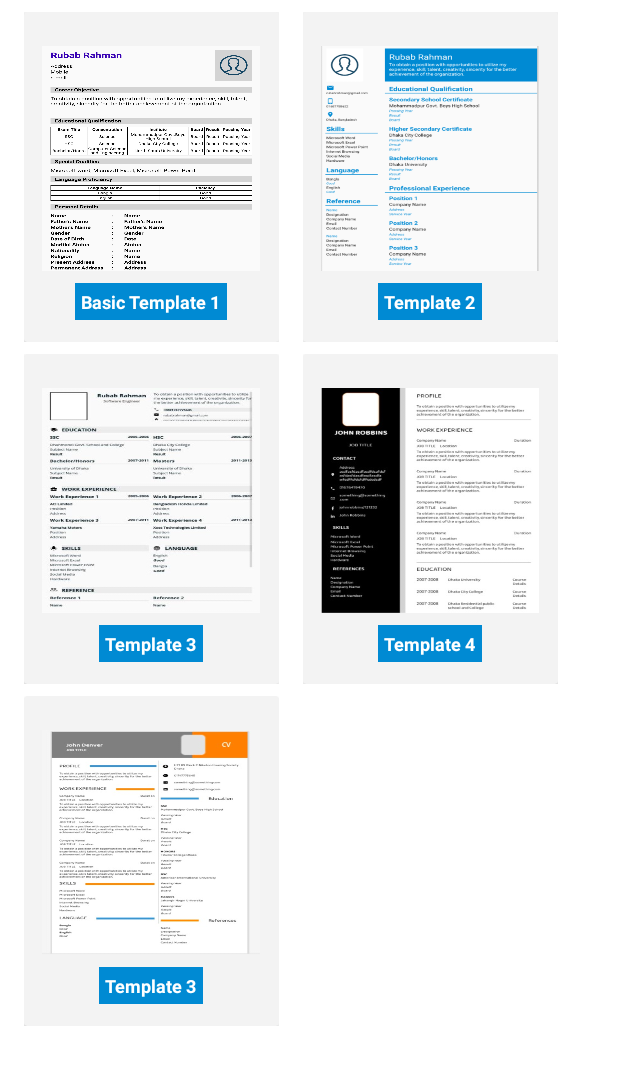
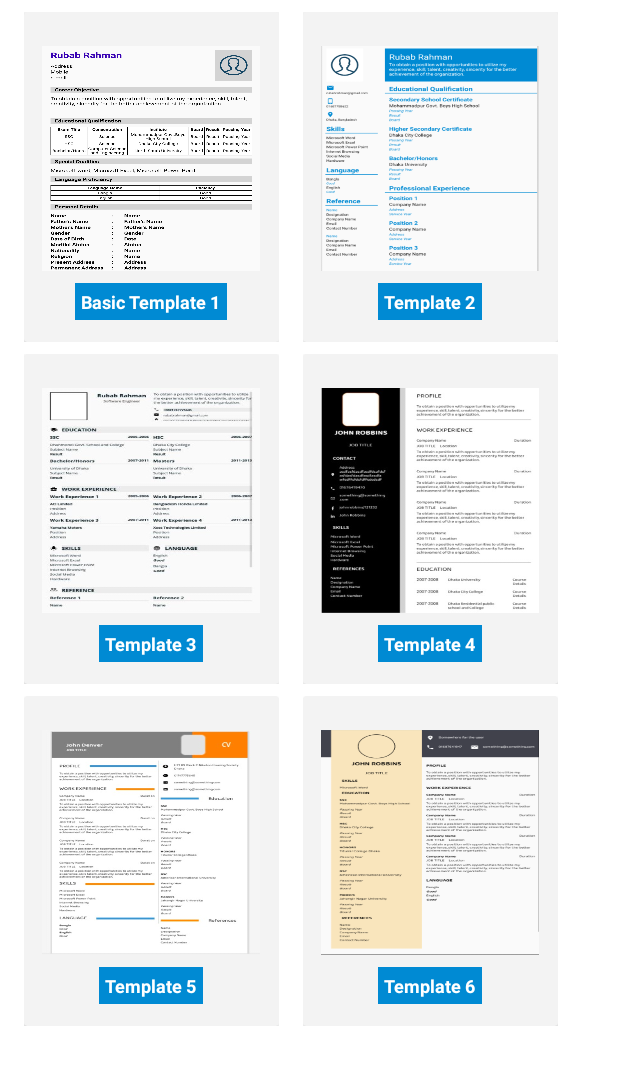
Before and after one commit to ProloySimulation/ResumeApp, an Android app: the UserProfileActivity screen opened directly, with no data from a screen before it, on a phone screen of 412 x 824 dp, the part 151-1236 px from its top. Run offline under Robolectric (Android 15) with nearby library versions, the phone set to English and light mode, and no system bars; our stand-ins replace Firebase (no records; nobody signed in at launch, a user with empty details on screens opened directly); 1 statement that could not run was skipped.

Commit message:
Working On Template6

```diff
--- a/app/src/main/java/com/cvmaster/xosstech/UserProfileActivity.java
+++ b/app/src/main/java/com/cvmaster/xosstech/UserProfileActivity.java
@@ -33,6 +33,7 @@ public class UserProfileActivity extends AppCompatActivity implements View.OnCli
     public CardView ll_BT3;
     public CardView ll_BT4;
     public CardView ll_BT5;
+    public CardView ll_BT6;
 
     DrawerLayout drawerLayout;
     ActionBarDrawerToggle toggle;
@@ -98,6 +99,9 @@ public class UserProfileActivity extends AppCompatActivity implements View.OnCli
 
         ll_BT5 = findViewById(R.id.card_temp5);
         ll_BT5.setOnClickListener(this);
+
+        ll_BT6 = findViewById(R.id.card_temp6);
+        ll_BT6.setOnClickListener(this);
     }
 
     @Override
@@ -131,6 +135,13 @@ public class UserProfileActivity extends AppCompatActivity implements View.OnCli
         }
         if (view == ll_BT5){
             ResumeTemplate.templateName = "template5";
+            finish();
+            Intent intent = new Intent(getApplicationContext(),BuildResumePart1.class);
+            startActivity(intent);
+
+        }
+        if (view == ll_BT6){
+            ResumeTemplate.templateName = "template6";
             finish();
             Intent intent = new Intent(getApplicationContext(),BuildResumePart1.class);
             startActivity(intent);
--- a/app/src/main/java/com/cvmaster/xosstech/activity/FragmentShowActivity.java
+++ b/app/src/main/java/com/cvmaster/xosstech/activity/FragmentShowActivity.java
@@ -7,6 +7,7 @@ import android.os.Bundle;
 
 import com.cvmaster.xosstech.R;
 import com.cvmaster.xosstech.fragment_template.Template5Fragment;
+import com.cvmaster.xosstech.fragment_template.Template6Fragment;
 import com.cvmaster.xosstech.fragment_template.Templete1Fragment;
 import com.cvmaster.xosstech.fragment_template.Templete2Fragment;
 import com.cvmaster.xosstech.fragment_template.Templete3Fragment;
@@ -41,5 +42,9 @@ public class FragmentShowActivity extends AppCompatActivity {
         if (value == 5){
             fragmentManager.beginTransaction().replace(R.id.containerFragemtID, new Template5Fragment()).commit();
         }
+
+        if (value == 6){
+            fragmentManager.beginTransaction().replace(R.id.containerFragemtID, new Template6Fragment()).commit();
+        }
     }
 }
--- a/app/src/main/res/layout/app_bar_main.xml
+++ b/app/src/main/res/layout/app_bar_main.xml
@@ -318,7 +318,7 @@
                                     android:layout_width="wrap_content"
                                     android:layout_height="wrap_content"
                                     android:layout_marginTop="8dp"
-                                    android:text="Template 3"
+                                    android:text="Template 5"
                                     android:background="@color/colorPrimary1"
                                     android:padding="4dp"
                                     android:textStyle="bold"
@@ -327,6 +327,57 @@
                             </LinearLayout>
                         </androidx.cardview.widget.CardView>
                     </LinearLayout>
+
+                    <LinearLayout
+                        android:id="@+id/ll_BT6"
+                        android:layout_width="wrap_content"
+                        android:layout_height="wrap_content"
+                        android:clipToPadding="false"
+                        android:orientation="horizontal"
+                        android:layout_marginTop="8dp"
+                        android:layout_marginLeft="16dp"
+                        android:gravity="center">
+
+                        <androidx.cardview.widget.CardView
+                            android:id="@+id/card_temp6"
+                            android:layout_width="170dp"
+                            android:clickable="true"
+                            android:foreground="?android:attr/selectableItemBackground"
+                            android:layout_height="220dp"
+                            app:cardBackgroundColor="@color/template_bck">
+
+                            <LinearLayout
+                                android:id="@+id/rr_cv6"
+                                android:layout_width="wrap_content"
+                                android:layout_height="wrap_content"
+                                android:orientation="vertical"
+                                android:gravity="center"
+                                android:layout_gravity="center">
+
+                                <ImageView
+                                    android:id="@+id/cv_image_make_resume6"
+                                    android:src="@drawable/template6"
+                                    android:layout_width="145dp"
+                                    android:layout_height="150dp"
+                                    android:layout_gravity="center"
+                                    android:layout_marginTop="8dp"
+                                    android:scaleType="fitXY"/>
+
+                                <TextView
+                                    android:id="@+id/cv_make_resume_text6"
+                                    android:layout_width="wrap_content"
+                                    android:layout_height="wrap_content"
+                                    android:layout_marginTop="8dp"
+                                    android:text="Template 6"
+                                    android:background="@color/colorPrimary1"
+                                    android:padding="4dp"
+                                    android:textStyle="bold"
+                                    android:textColor="@color/white"
+                                    android:textSize="12sp"/>
+                            </LinearLayout>
+                        </androidx.cardview.widget.CardView>
+                    </LinearLayout>
+
                 </LinearLayout>
 
             </LinearLayout>
--- a/app/src/main/res/layout/fragment_template6.xml
+++ b/app/src/main/res/layout/fragment_template6.xml
@@ -10,6 +10,7 @@
         android:id="@+id/rl_main1"
         android:layout_width="match_parent"
         android:layout_height="match_parent">
+
         <ScrollView
             android:layout_width="match_parent"
             android:layout_height="match_parent">
@@ -161,7 +162,7 @@
                             android:id="@+id/tv_skills_msword_template6"
                             android:layout_below="@id/tv_skills_heading"
                             android:layout_width="120dp"
-                            android:layout_height="10dp"
+                            android:layout_height="wrap_content"
                             android:layout_marginLeft="16dp"
                             android:text="Microsoft Word"
                             android:fontFamily="@font/balootammudoregular"
```
Also changed, not shown: app/src/main/java/com/cvmaster/xosstech/BuildResumePDF_Part1.java (+9 -0 lines), app/src/main/java/com/cvmaster/xosstech/fragment_template/Template6Fragment.java (+5 -5 lines), app/src/main/res/layout/activity_build_resume_pdf__part1.xml (+52 -0 lines), app/src/main/res/drawable/template6.PNG (added).
